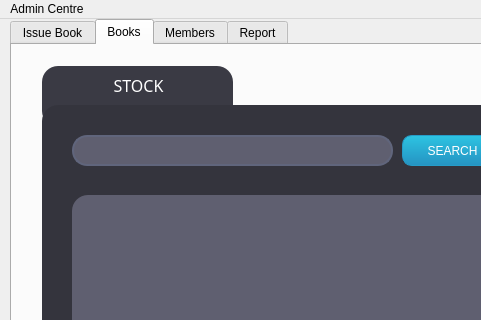
270122090/17.11.2021, file the_Libarary/mainwindow.ui: the form before one commit; both pictures show x 0 to 481 and y 0 to 320 of the 1358 by 863 pixel window.
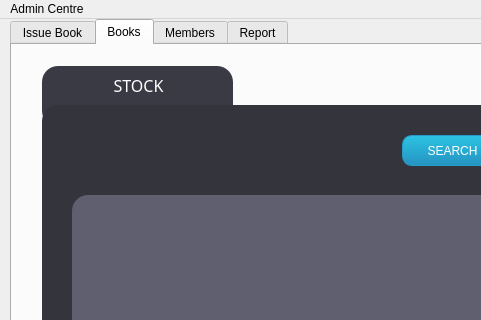
The form after the commit. The open tabs and pages were chosen to show the change. Icons and pictures are not drawn.

```diff
--- a/the_Libarary/mainwindow.ui
+++ b/the_Libarary/mainwindow.ui
@@ -1299,46 +1299,6 @@
         <string notr="true">background-color: rgb(95, 95, 112);</string>
        </property>
       </widget>
-      <widget class="QLineEdit" name="txtSearchBook">
-       <property name="geometry">
-        <rect>
-         <x>30</x>
-         <y>30</y>
-         <width>321</width>
-         <height>31</height>
-        </rect>
-       </property>
-       <property name="accessibleName">
-        <string>Type here</string>
-       </property>
-       <property name="styleSheet">
-        <string notr="true">QLineEdit{
-border: 2px solid rgb(96, 101, 124);
-border-radius: 15px;
-color: rgb(255, 255, 255);
-font: 12pt &quot;Century Gothic&quot;;
-padding-left:20px;
-padding-rght: 20px;
-background-color: rgb(95, 95, 112);
-}
-
-
-QLineEdit::hover{
-border: 2px solid rgb(43, 153, 213);
-}
-
-QLineEdit::focus{
-border: 2px solid rgb(170, 255, 255);
-background-color:rgb(43,45,56);
-}</string>
-       </property>
-       <property name="frame">
-        <bool>false</bool>
-       </property>
-       <property name="clearButtonEnabled">
-        <bool>true</bool>
-       </property>
-      </widget>
       <widget class="QPushButton" name="btnSearchBook">
        <property name="geometry">
         <rect>
@@ -1397,6 +1357,16 @@
         <string>SEARCH</string>
        </property>
       </widget>
+      <widget class="QLineEdit" name="lineEdit">
+       <property name="geometry">
+        <rect>
+         <x>60</x>
+         <y>40</y>
+         <width>281</width>
+         <height>20</height>
+        </rect>
+       </property>
+      </widget>
      </widget>
      <widget class="QLabel" name="label_17">
       <property name="geometry">
```
Left out of the diff: 8 changed lines with no effect on the pictures.
